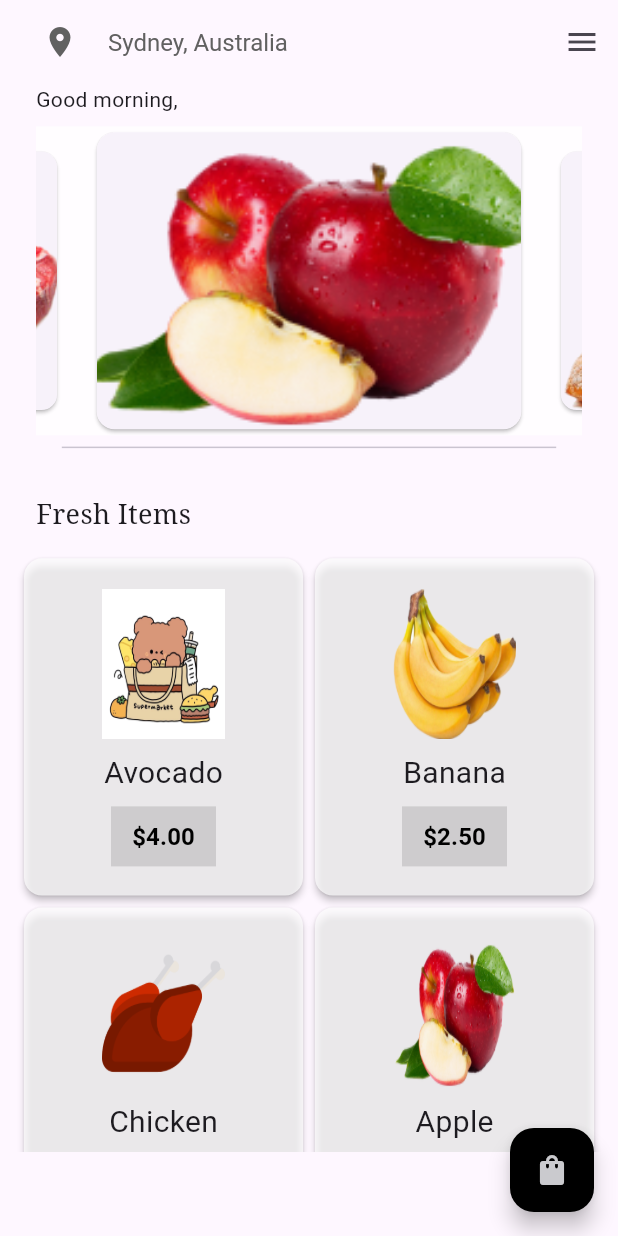
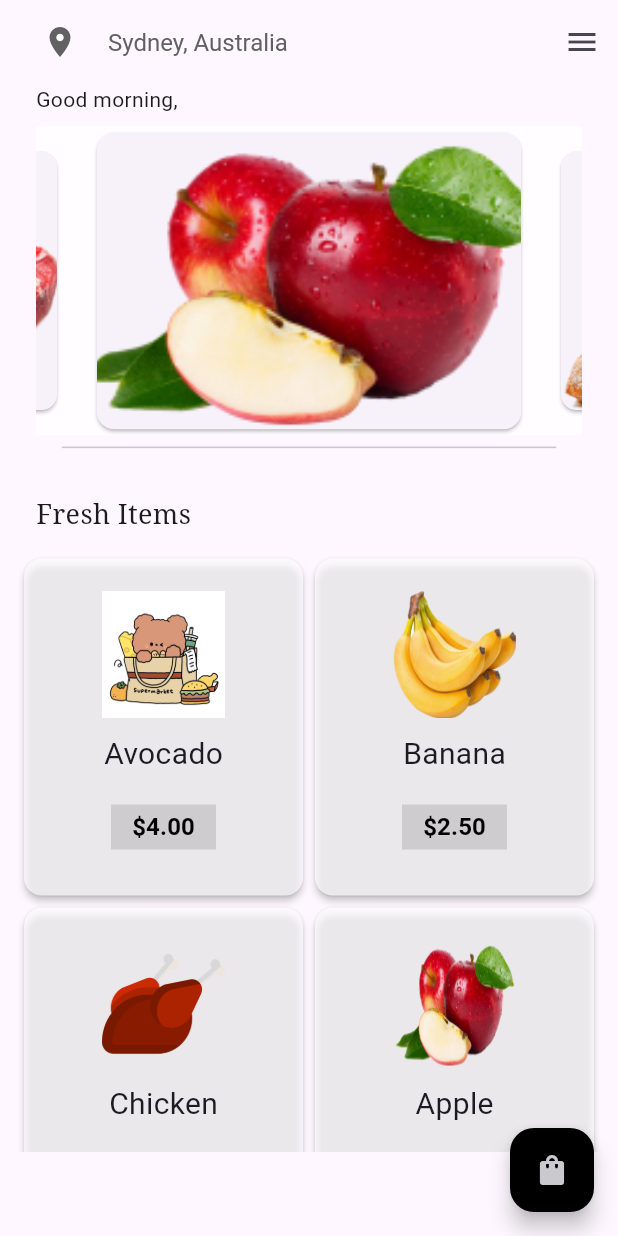
Before and after one commit to Sabahat-Tufail/OOP_PROJECT, a Flutter app: the HomePage screen opened directly, on a phone screen of 412 x 824 dp. Run offline on Flutter 3.47's test engine with Material 3 defaults, Android fonts, the phone set to English and light mode, and no system bars; drawn by our look-alikes of carousel_slider; our stand-ins replace curved_navigation_bar, firebase_auth, firebase_core, google_fonts; accounts and stored records are empty.

Commit message:
Initial commit

```diff
--- a/lib/components/grocery_item_tile.dart
+++ b/lib/components/grocery_item_tile.dart
@@ -1,6 +1,4 @@
-import 'package:flutter/cupertino.dart';
 import 'package:flutter/material.dart';
-import 'package:google_fonts/google_fonts.dart';
 
 class GroceryItemTile extends StatelessWidget {
   final String itemName;
@@ -14,7 +12,6 @@ class GroceryItemTile extends StatelessWidget {
     required this.itemName,
     required this.itemPrice,
     required this.imagePath,
-
     required this.onPressed,
   });
 
@@ -28,10 +25,10 @@ class GroceryItemTile extends StatelessWidget {
         children: [
           // item image
           Padding(
-            padding: const EdgeInsets.symmetric(horizontal: 40.0,vertical: 5),
+            padding: const EdgeInsets.symmetric(horizontal: 40.0, vertical: 0),
             child: Image.asset(
               imagePath,
-              height: 100,
+              height: 85,
               fit: BoxFit.fill,
             ),
           ),
@@ -46,20 +43,17 @@ class GroceryItemTile extends StatelessWidget {
 
           MaterialButton(
             onPressed: onPressed,
-
             child: Container(
-              height: 40,
+              height: 30,
               width: 70,
               color: Colors.black12,
               child: Center(
                 child: Text(
-
                   '\$' + itemPrice,
                   style: TextStyle(
-                    color: Colors.black,
-                    fontWeight: FontWeight.bold,
-                    fontSize: 16
-                  ),
+                      color: Colors.black,
+                      fontWeight: FontWeight.bold,
+                      fontSize: 16),
                 ),
               ),
             ),
--- a/lib/views/home_page.dart
+++ b/lib/views/home_page.dart
@@ -1,5 +1,6 @@
 import 'package:bag_it/network/network.dart';
 import 'package:bag_it/utils/screen_utils/screen_utils.dart';
+import 'package:bag_it/views/onboarding.dart';
 import 'package:carousel_slider/carousel_slider.dart';
 import 'package:firebase_auth/firebase_auth.dart';
 import 'package:flutter/material.dart';
@@ -19,7 +20,6 @@ class HomePage extends StatefulWidget {
 }
 
 class _HomePageState extends State<HomePage> {
-
   final List<String> images = [
     "assets/images/apple.png",
     "assets/images/bakery_snacks.png",
@@ -50,7 +50,6 @@ class _HomePageState extends State<HomePage> {
             ),
           ),
           centerTitle: false,
-
         ),
         floatingActionButton: FloatingActionButton(
           backgroundColor: Colors.black,
@@ -83,14 +82,29 @@ class _HomePageState extends State<HomePage> {
                       padding: const EdgeInsets.symmetric(vertical: 40.0),
                       child: CircleAvatar(
                           radius: 60,
-                          child: Image(image: AssetImage('assets/images/girl_profile.png'),)
+                          child: Image(
+                            image: AssetImage('assets/images/girl_profile.png'),
+                          )),
                     ),
+                    SizedBox(
+                      height: 0,
                     ),
-                    SizedBox(height: 0,),
-                    Text(FirebaseAuth.instance.currentUser!.email!,style: TextStyle(color: Colors.black,fontSize: 20),),
+                    Text(
+                      FirebaseAuth.instance.currentUser!.email!,
+                      style: TextStyle(color: Colors.black, fontSize: 20),
+                    ),
                   ],
                 ),
-
+                SizedBox(
+                  height: 40,
+                ),
+                ElevatedButton(
+                    onPressed: () {
+                      Network().signOutUser();
+                      Navigator.of(context).push(MaterialPageRoute(
+                          builder: (context) => OnboardingScreen()));
+                    },
+                    child: Text("SignOut"))
               ],
             ),
           ),
@@ -98,7 +112,6 @@ class _HomePageState extends State<HomePage> {
         body: Column(
           crossAxisAlignment: CrossAxisAlignment.start,
           children: [
-
             // good morning bro
             const Padding(
               padding: EdgeInsets.symmetric(horizontal: 24.0),
@@ -117,7 +130,7 @@ class _HomePageState extends State<HomePage> {
                     height: screenHeight * 0.25,
                     autoPlay: true,
                     enlargeCenterPage: true,
-                    aspectRatio: 16/9,
+                    aspectRatio: 16 / 9,
                     autoPlayCurve: Curves.easeInOut,
                     enableInfiniteScroll: true,
                     autoPlayInterval: Duration(seconds: 3),
@@ -136,12 +149,11 @@ class _HomePageState extends State<HomePage> {
                     );
                   }).toList(),
                 ),
-              ),),
-
-
+              ),
+            ),
 
             Padding(
-              padding: EdgeInsets.symmetric(horizontal: screenWidth*0.1),
+              padding: EdgeInsets.symmetric(horizontal: screenWidth * 0.1),
               child: Divider(),
             ),
 
@@ -162,7 +174,8 @@ class _HomePageState extends State<HomePage> {
             Consumer<CartModel>(
               builder: (context, value, child) {
                 return SizedBox(
-                  height: screenHeight * 0.5, // Set a specific height for the GridView
+                  height: screenHeight *
+                      0.5, // Set a specific height for the GridView
                   child: GridView.builder(
                     scrollDirection: Axis.vertical,
                     padding: const EdgeInsets.all(12),
@@ -200,7 +213,6 @@ class _HomePageState extends State<HomePage> {
                             itemName: item[0],
                             itemPrice: item[1],
                             imagePath: item[2],
-
                             onPressed: () {
                               // Optional: You can handle Add to Cart logic here if you want to add directly from the grid view
                               Provider.of<CartModel>(context, listen: false)
```
Also changed, not shown: lib/network/network.dart (+37 -27 lines), lib/views/splash_screen.dart (+1 -8 lines). Lines whose indentation alone changed are shown as unchanged.
